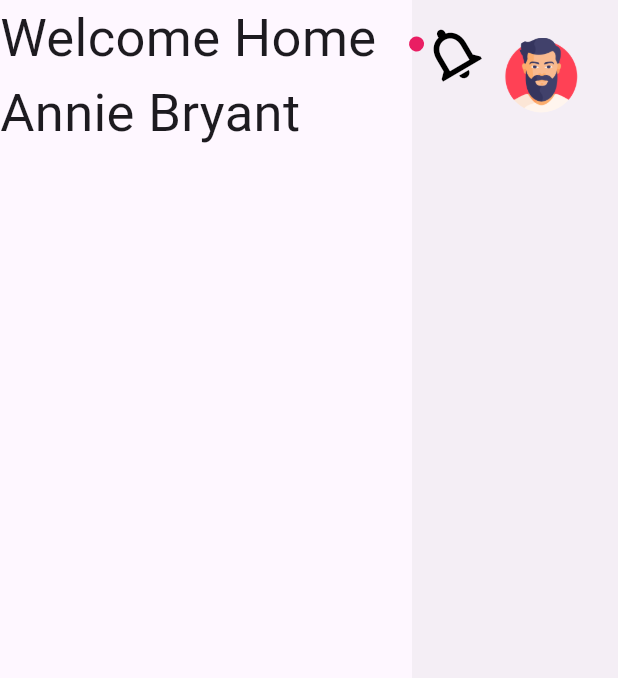
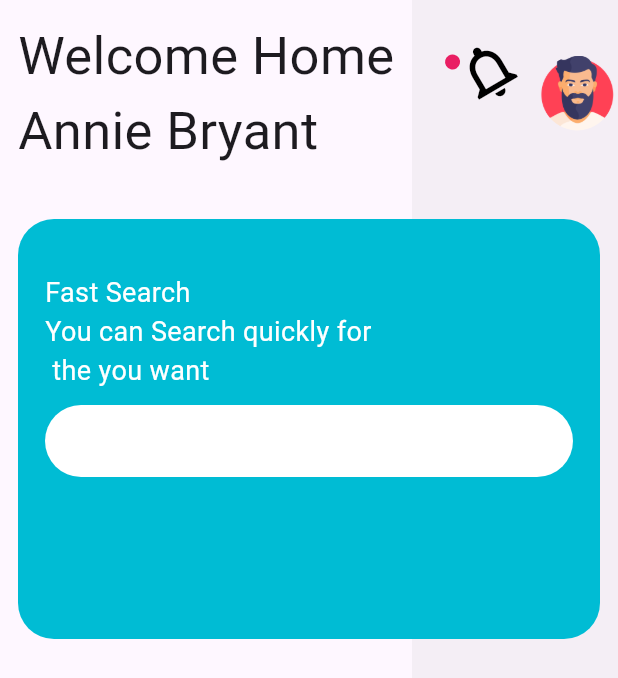
Before and after one commit to EusufUddin8926/ui-template, a Flutter app: the screen it shows after launch, on a phone screen of 412 x 824 dp. Shown: the top 678 px of the screen. Run offline on Flutter 3.47's test engine with Material 3 defaults, Android fonts, the phone set to English and light mode, and no system bars.

Commit message:
search bar add

```diff
--- a/lib/main.dart
+++ b/lib/main.dart
@@ -1,5 +1,6 @@
 import 'package:flutter/material.dart';
 import 'package:ui_template/screens/home_appbar.dart';
+import 'package:ui_template/screens/search_demo.dart';
 
 void main() {
   runApp(const MyApp());
@@ -50,7 +51,9 @@ class _MyHomePageState extends State<MyHomePage> {
           ),
           Column(
             children: [
-              HomeAppBarDemo()
+              HomeAppBarDemo(),
+              SizedBox(height: 10,),
+              SearchDemo()
             ],
           )
         ],
--- a/lib/screens/home_appbar.dart
+++ b/lib/screens/home_appbar.dart
@@ -13,7 +13,9 @@ class _HomeAppBarDemoState extends State<HomeAppBarDemo> {
     return Container(
       child: Row(
         children: [
-          Column(
+          Padding(
+            padding: const EdgeInsets.all(12.0),
+            child: Column(
               crossAxisAlignment: CrossAxisAlignment.start,
               children: [
                 Text(
@@ -25,6 +27,7 @@ class _HomeAppBarDemoState extends State<HomeAppBarDemo> {
                   style: TextStyle(fontSize: 35),
                 ),
               ],
+            ),
           ),
           SizedBox(width: 20,),
           Row(
--- /dev/null
+++ b/lib/screens/search_demo.dart
@@ -0,0 +1,40 @@
+import 'package:flutter/cupertino.dart';
+import 'package:flutter/material.dart';
+
+class SearchDemo extends StatefulWidget {
+  const SearchDemo({super.key});
+
+  @override
+  State<SearchDemo> createState() => _SearchDemoState();
+}
+
+class _SearchDemoState extends State<SearchDemo> {
+  @override
+  Widget build(BuildContext context) {
+    return Padding(
+      padding: const EdgeInsets.all(12.0),
+      child: Container(
+        height: 280,
+        width: double.infinity,
+        decoration: BoxDecoration(color: Colors.cyan, borderRadius: BorderRadius.circular(24)),
+        child: Padding(
+          padding: const EdgeInsets.only(left: 18.0, top: 36, right: 18.0),
+          child: Column(
+            mainAxisAlignment: MainAxisAlignment.start,
+            crossAxisAlignment: CrossAxisAlignment.start,
+            children: [
+              Text("Fast Search", style: TextStyle(fontSize: 18, color: Colors.white),),
+              Text("You can Search quickly for \n the you want", style: TextStyle(fontSize: 18, color: Colors.white),),
+              SizedBox(height: 10,),
+              Container(
+                height: 48,
+                width: double.infinity,
+                decoration: BoxDecoration(borderRadius: BorderRadius.circular(32), color: Colors.white),
+              )
+            ],
+          ),
+        ),
+      ),
+    );
+  }
+}
```
Lines whose indentation alone changed are shown as unchanged.
